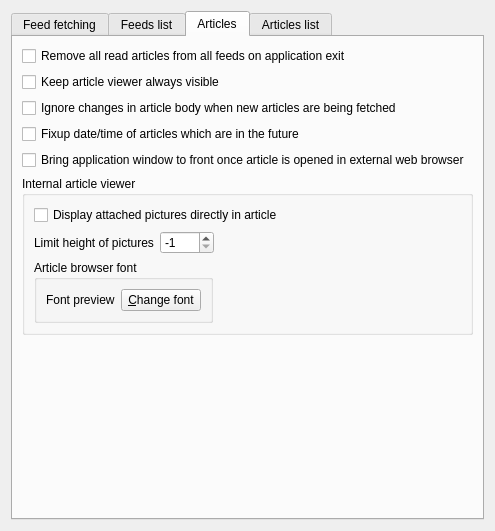
Above: src/librssguard/gui/settings/settingsfeedsmessages.ui from martinrotter/rssguard before the change. Below: the same form after it.
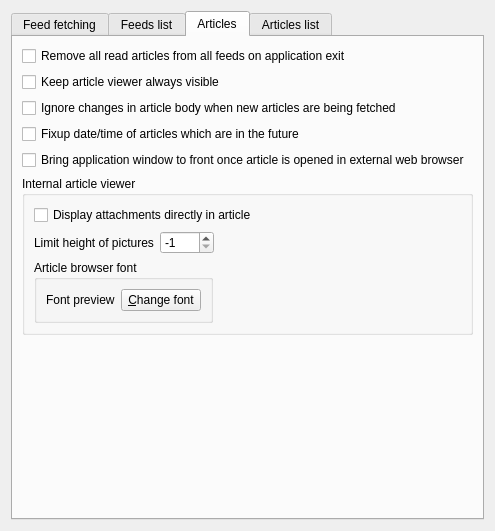
That is the form after the change. The open tabs and pages were chosen to show the change. Custom widgets are drawn as their Qt base class.

Commit message: fix gmail attachment names encoding + other gmail stuff

```diff
--- a/src/librssguard/gui/settings/settingsfeedsmessages.ui
+++ b/src/librssguard/gui/settings/settingsfeedsmessages.ui
@@ -300,7 +300,7 @@
           <item row="0" column="0" colspan="2">
            <widget class="QCheckBox" name="m_cbShowEnclosuresDirectly">
             <property name="text">
-             <string>Display attached pictures directly in article</string>
+             <string>Display attachments directly in article</string>
             </property>
            </widget>
           </item>
```
Left out of the diff: 2 changed lines with no effect on the pictures. The commit also changes 9 other files.
